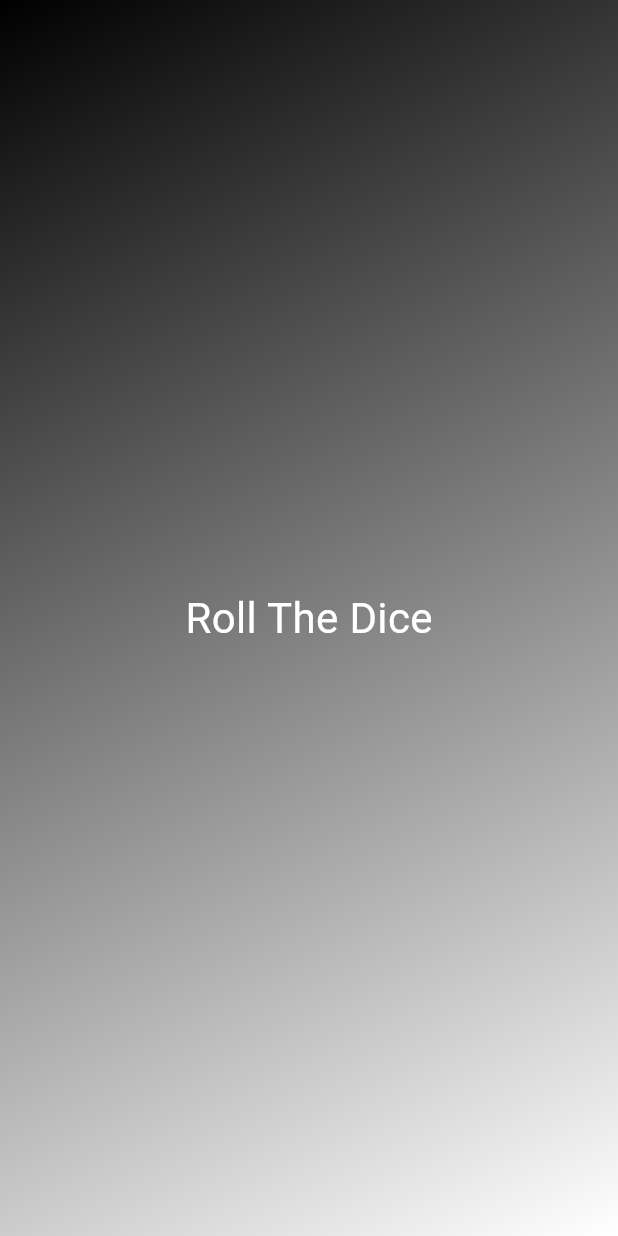
After one commit to pkmero/flutter-dart-basics1-rollDiceApp, a Flutter app: the screen it shows after launch, on a phone screen of 412 x 824 dp. The commit adds this screen. Run offline on Flutter 3.47's test engine with Material 3 defaults, Android fonts, the phone set to English and light mode, and no system bars.

Commit message:
creating gradientContainer

```diff
--- /dev/null
+++ b/roll_dice_app/lib/Gradient_Container.dart
@@ -0,0 +1,37 @@
+import 'package:flutter/material.dart';
+
+// how to make a calss ?
+// start with uppercase like camlecase GradientContainer and be descrebtive to what it does
+//extends is a dart keyword used to inherit from stateless widget like data and logic that is required by flutter
+// when flutter detect GradientContainer in other widgets it will summon below widgets
+// in build method flutter detects and calls the function when it renders ui
+class GradientContainer extends StatelessWidget {
+  // GradientContainer has blue line as it need named key parameter
+  // positional arguments can be added in (a, b) named argument or paramaterss go in {a, b} but here we need a special word key
+  const GradientContainer({super.key});
+  @override
+  Widget build(context) {
+    return Container(
+      decoration: const BoxDecoration(
+        gradient: LinearGradient(
+          colors: [
+            Color.fromARGB(255, 0, 0, 0),
+            Color.fromARGB(255, 255, 255, 255)
+          ],
+          begin: Alignment
+              .topLeft, // Alignment. is a trick instead of using x and y and i can always search docs
+          end: Alignment.bottomRight,
+        ),
+      ),
+      child: const Center(
+        child: Text(
+          'Roll The Dice',
+          style: TextStyle(
+            fontSize: 28,
+            color: Colors.white,
+          ),
+        ),
+      ),
+    );
+  }
+}
```
Also changed, not shown: roll_dice_app/lib/main.dart (+3 -23 lines).
